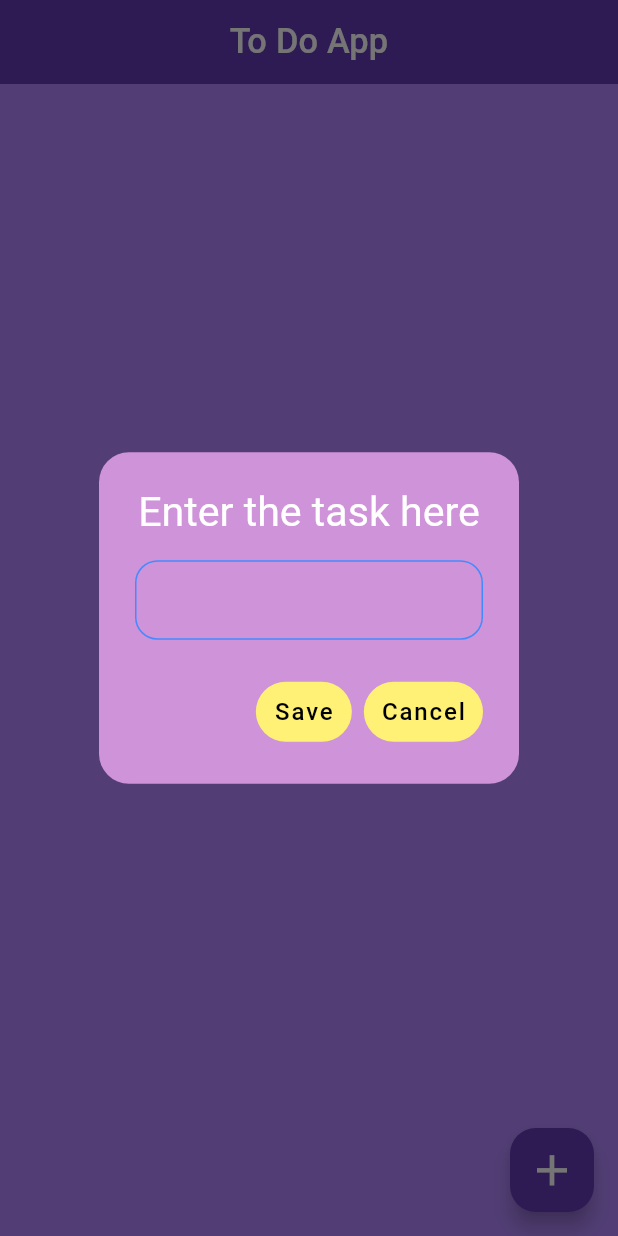
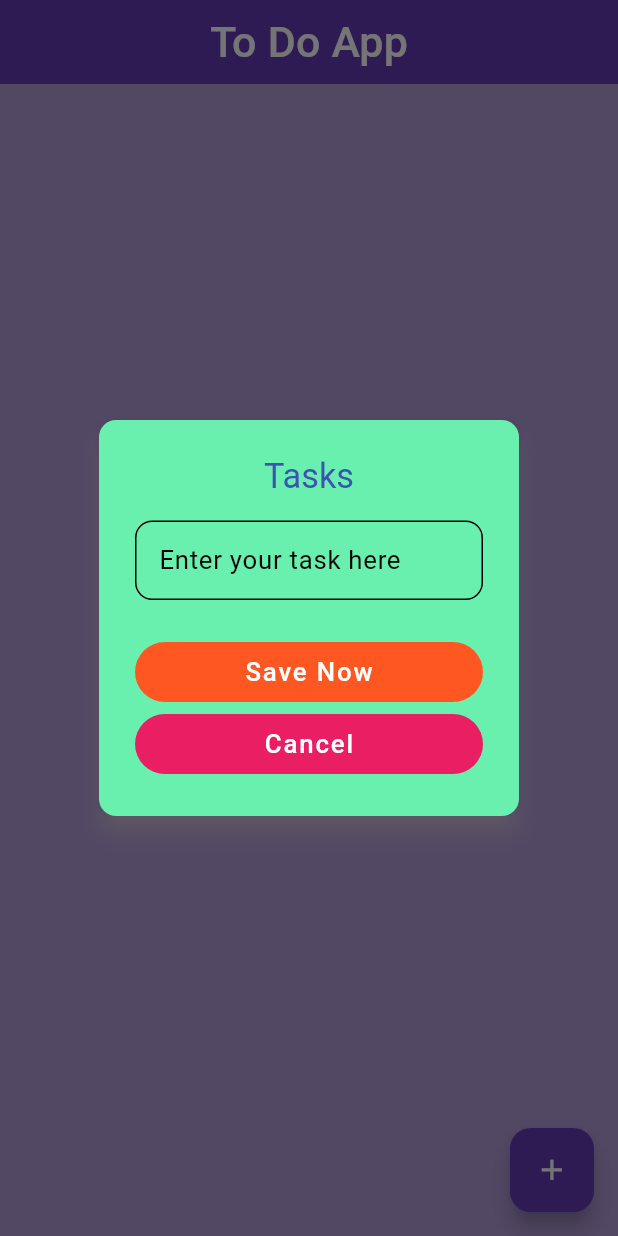
Before and after one commit to Gulshid/Flutter_do_to_App, a Flutter app: the screen it shows after launch, after a tap on the "add" icon, on a phone screen of 412 x 824 dp. Run offline on Flutter 3.47's test engine with Material 3 defaults, Android fonts, the phone set to English and light mode, and no system bars; our stand-ins replace flutter_screenutil, flutter_slidable, flutter_spinkit, google_fonts, hive, hive_flutter; accounts and stored records are empty; Roboto replaces fonts that are missing (Agbalumo).

Commit message:
To do app done Sucessfully---->

```diff
--- /dev/null
+++ b/flutter_to_do/lib/Data/Utills/Route_name.dart
@@ -0,0 +1,4 @@
+class Route_name {
+  static const String splash = 'splash screen';
+  static const String home = 'home Screen';
+}
--- a/flutter_to_do/lib/Data/Utills/Routes/Routes.dart
+++ b/flutter_to_do/lib/Data/Utills/Routes.dart
@@ -1,20 +1,20 @@
 import 'package:flutter/material.dart';
 import 'package:flutter/widgets.dart';
-import 'package:flutter_to_do/Data/Utills/Routes/Route_name.dart';
+import 'package:flutter_to_do/Data/Utills/Route_name.dart';
 import 'package:flutter_to_do/View_/Home_Screen.dart';
-import 'package:flutter_to_do/View_/Splash_Screen.dart';
+import 'package:flutter_to_do/View_/splash.dart';
 
 class Routes {
-  static Route<dynamic> generate_Route(RouteSettings settings) {
+  static Route<dynamic> generateRoute(RouteSettings settings) {
     switch (settings.name) {
-      case RouteName.Splash:
+      case Route_name.splash:
         {
           return MaterialPageRoute(
-            builder: (BuildContext context) => SplashScreen(),
+            builder: (BuildContext context) => Splash_Screen(),
           );
         }
 
-      case RouteName.home:
+      case Route_name.home:
         {
           return MaterialPageRoute(
             builder: (BuildContext context) => HomeScreen(),
@@ -26,7 +26,7 @@ class Routes {
           return MaterialPageRoute(
             builder:
                 (_) => Scaffold(
-                  body: Center(child: Text('no page route is available')),
+                  body: Center(child: Text('No Route Available...')),
                 ),
           );
         }
--- a/flutter_to_do/lib/Data/Utills/Routes/Route_name.dart
+++ /dev/null
@@ -1,4 +0,0 @@
-class RouteName {
-  static const String Splash = 'Splash';
-  static const String home = 'home';
-}
--- a/flutter_to_do/lib/Model_/TodoModel.dart
+++ /dev/null
@@ -1,13 +0,0 @@
-import 'package:hive/hive.dart';
-part 'TodoModel.g.dart';
-
-@HiveType(typeId: 0)
-class TodoModel extends HiveObject {
-  @HiveField(0)
-  String? task;
-
-  @HiveField(1)
-  bool? iscompleted;
-
-  TodoModel({required this.task, this.iscompleted = false});
-}
--- /dev/null
+++ b/flutter_to_do/lib/Model_/Todo_model.dart
@@ -0,0 +1,13 @@
+import 'package:hive_flutter/adapters.dart';
+part 'Todo_model.g.dart';
+
+@HiveType(typeId: 0)
+class TodoModel {
+  @HiveField(0)
+  String? task;
+
+  @HiveField(1)
+  bool? IsCompleted;
+
+  TodoModel({required this.task, this.IsCompleted = false});
+}
--- a/flutter_to_do/lib/View_/Home_Screen.dart
+++ b/flutter_to_do/lib/View_/Home_Screen.dart
@@ -1,12 +1,10 @@
 import 'package:flutter/material.dart';
 import 'package:flutter_screenutil/flutter_screenutil.dart';
-import 'package:flutter_to_do/View_model/To_do_provider.dart';
 import 'package:flutter_slidable/flutter_slidable.dart';
-// import 'package:flutter_to_do/Model_/todo_model.dart';
-// import 'package:flutter_to_do/View_model/To_do_provider.dart';
+import 'package:flutter_to_do/View_/dialog.dart';
+import 'package:flutter_to_do/View_model/Todo_Provider.dart';
 import 'package:google_fonts/google_fonts.dart';
 import 'package:provider/provider.dart';
-// import 'package:provider/provider.dart';
 
 class HomeScreen extends StatefulWidget {
   const HomeScreen({super.key});
@@ -18,45 +16,36 @@ class HomeScreen extends StatefulWidget {
 class _HomeScreenState extends State<HomeScreen> {
   @override
   Widget build(BuildContext context) {
-    final todoViewModel = Provider.of<ToDoProvider>(context);
+    final Todo = Provider.of<TodoProvider>(context);
     return Scaffold(
-      backgroundColor: Colors.deepPurpleAccent[100],
       appBar: AppBar(
         title: Text(
           'To Do App',
-          style: GoogleFonts.agbalumo(color: Colors.white, fontSize: 20.sp),
+          style: GoogleFonts.agbalumo(color: Colors.white, fontSize: 25.sp),
         ),
         centerTitle: true,
       ),
-      floatingActionButton: FloatingActionButton(
-        backgroundColor: Colors.deepPurple,
-        shape: RoundedRectangleBorder(
-          borderRadius: BorderRadius.circular(15.r),
-        ),
-        onPressed: () => _showAddTaskDialog(context),
-        child: Icon(Icons.add, color: Colors.white, size: 30.sp),
-      ),
+      backgroundColor: Colors.deepPurple[200],
       body: ListView.builder(
         padding: EdgeInsets.all(10),
-        itemCount: todoViewModel.todos.length,
+        itemCount: Todo.todo.length,
         itemBuilder: (context, index) {
-          final todo = todoViewModel.todos[index];
-
+          final val = Todo.todo[index];
           return Padding(
-            padding: const EdgeInsets.symmetric(vertical: 5),
+            padding: EdgeInsets.symmetric(vertical: 5),
             child: Slidable(
-              key: ValueKey(todo.task), // Unique key for animation
+              key: ValueKey(val.task),
               endActionPane: ActionPane(
-                motion: const StretchMotion(),
+                motion: StretchMotion(),
                 children: [
                   SlidableAction(
                     onPressed: (context) {
-                      todoViewModel.deleteTask(index);
+                      Todo.delete_task(index);
                     },
-                    borderRadius: BorderRadius.circular(10.r),
+                    icon: Icons.delete,
                     backgroundColor: Colors.red,
+                    borderRadius: BorderRadius.circular(8.r),
                     foregroundColor: Colors.white,
-                    icon: Icons.delete,
                     label: 'Delete',
                   ),
                 ],
@@ -65,18 +54,30 @@ class _HomeScreenState extends State<HomeScreen> {
                 height: 80.h,
                 width: double.infinity,
                 decoration: BoxDecoration(
-                  borderRadius: BorderRadius.circular(20),
-                  color: Colors.yellow.shade300,
+                  color: Colors.teal,
+                  borderRadius: BorderRadius.circular(10.r),
+                  boxShadow: [
+                    BoxShadow(
+                      color: Colors.grey,
+                      spreadRadius: 5,
+                      blurRadius: 3,
+                    ),
+                  ],
                 ),
                 child: Center(
                   child: ListTile(
                     leading: Checkbox(
-                      value: todo.iscompleted,
-                      onChanged: (_) => todoViewModel.toggleTask(index),
+                      checkColor: Colors.blue,
+                      activeColor: Colors.black,
+                      value: val.IsCompleted,
+                      onChanged: (_) => Todo.toggle(index),
                     ),
                     title: Text(
-                      todo.task.toString(),
-                      style: GoogleFonts.agbalumo(fontSize: 18.sp,color: Colors.black),
+                      val.task.toString(),
+                      style: GoogleFonts.agbalumo(
+                        fontSize: 20.sp,
+                        color: Colors.black,
+                      ),
                     ),
                   ),
                 ),
@@ -86,59 +87,13 @@ class _HomeScreenState extends State<HomeScreen> {
         },
       ),
 
-
-    );
-
-  }
-
-  void _showAddTaskDialog(BuildContext context) {
-    final TextEditingController _controller = TextEditingController();
-
-    showDialog(
-      context: context,
-      builder: (context) => AlertDialog(
-        backgroundColor: Colors.purple.shade200,
-        shape: RoundedRectangleBorder(borderRadius: BorderRadius.circular(20)),
-        title: Text("Enter the task here", textAlign: TextAlign.center),
-        content: TextField(
-          controller: _controller,
-          decoration: InputDecoration(
-            enabledBorder: OutlineInputBorder(
-              borderRadius: BorderRadius.circular(15),
-              borderSide: BorderSide(color: Colors.blueAccent),
-            ),
-            focusedBorder: OutlineInputBorder(
-              borderRadius: BorderRadius.circular(15),
-              borderSide: BorderSide(color: Colors.blue),
-            ),
-          ),
+      floatingActionButton: FloatingActionButton(
+        backgroundColor: Colors.deepPurple,
+        shape: RoundedRectangleBorder(
+          borderRadius: BorderRadius.circular(12.r),
         ),
-        actions: [
-          TextButton(
-            onPressed: () {
-              if (_controller.text.isNotEmpty) {
-                Provider.of<ToDoProvider>(context, listen: false)
-                    .addTask(_controller.text);
-                Navigator.pop(context);
-              }
-            },
-            child: Text("Save", style: TextStyle(color: Colors.black)),
-            style: ButtonStyle(
-              backgroundColor:
-                  // ignore: deprecated_member_use
-                  MaterialStateProperty.all(Colors.yellow.shade300),
-            ),
-          ),
-          TextButton(
-            onPressed: () => Navigator.pop(context),
-            child: Text("Cancel", style: TextStyle(color: Colors.black)),
-            style: ButtonStyle(
-              backgroundColor:
-                  // ignore: deprecated_member_use
-                  MaterialStateProperty.all(Colors.yellow.shade300),
-            ),
-          ),
-        ],
+        onPressed: () => dialoge(context),
+        child: Icon(Icons.add, color: Colors.white, size: 20.sp),
       ),
     );
   }
--- /dev/null
+++ b/flutter_to_do/lib/View_/dialog.dart
@@ -0,0 +1,85 @@
+import 'package:flutter/material.dart';
+import 'package:flutter_screenutil/flutter_screenutil.dart';
+import 'package:flutter_to_do/View_model/Todo_Provider.dart';
+import 'package:google_fonts/google_fonts.dart';
+import 'package:provider/provider.dart';
+
+void dialoge(BuildContext context) {
+  final TextEditingController _controller = TextEditingController();
+  showDialog(
+    context: context,
+    builder:
+        (context) => AlertDialog(
+          backgroundColor: Colors.greenAccent,
+          shape: RoundedRectangleBorder(
+            borderRadius: BorderRadius.circular(10.r),
+          ),
+          shadowColor: Colors.grey,
+          title: Text(
+            'Tasks',
+            style: GoogleFonts.agbalumo(color: Colors.indigo, fontSize: 20.sp),
+            textAlign: TextAlign.center,
+          ),
+
+          content: TextField(
+            style: GoogleFonts.agbalumo(color: Colors.black),
+            controller: _controller,
+            decoration: InputDecoration(
+              label: Text('Enter your task here'),
+              labelStyle: GoogleFonts.agbalumo(
+                color: Colors.black,
+                fontSize: 15.sp,
+              ),
+              border: OutlineInputBorder(
+                borderRadius: BorderRadius.circular(10.r),
+              ),
+
+              enabledBorder: OutlineInputBorder(
+                borderRadius: BorderRadius.circular(10.r),
+              ),
+
+              focusedBorder: OutlineInputBorder(
+                borderRadius: BorderRadius.circular(10.r),
+              ),
+            ),
+          ),
+
+          actions: [
+            //Textbutton for save task
+            TextButton(
+              onPressed: () {
+                if (_controller.text.isNotEmpty) {
+                  Provider.of<TodoProvider>(
+                    context,
+                    listen: false,
+                  ).add_task(_controller.text);
+                  Navigator.pop(context);
+                }
+              },
+              child: Center(
+                child: Text(
+                  'Save Now',
+                  style: GoogleFonts.agbalumo(
+                    color: Colors.white,
+                    fontSize: 15.sp,
+                  ),
+                ),
+              ),
+
+              style: ButtonStyle(
+                // ignore: deprecated_member_use
+                backgroundColor: MaterialStateProperty.all(Colors.deepOrange)
+              ),
+            ),
+
+            //Textbutton for cancel task
+            TextButton(
+              onPressed:()=> Navigator.pop(context),
+              child: Center(child: Text('Cancel',style:GoogleFonts.agbalumo(color: Colors.white,fontSize: 15.sp)),
+              ),
+              // ignore: deprecated_member_use
+              style: ButtonStyle(backgroundColor: MaterialStateProperty.all(Colors.pink)),)
+          ],
+        ),
+  );
+}
--- a/flutter_to_do/lib/View_/Splash_Screen.dart
+++ b/flutter_to_do/lib/View_/splash.dart
@@ -1,31 +1,29 @@
 import 'package:flutter/material.dart';
 import 'package:flutter_screenutil/flutter_screenutil.dart';
 import 'package:flutter_spinkit/flutter_spinkit.dart';
-import 'package:flutter_to_do/View_model/To_do_provider.dart';
+import 'package:flutter_to_do/View_model/Todo_Provider.dart';
 import 'package:google_fonts/google_fonts.dart';
 import 'package:provider/provider.dart';
 
-class SplashScreen extends StatefulWidget {
-  const SplashScreen({super.key});
+class Splash_Screen extends StatefulWidget {
+  const Splash_Screen({super.key});
 
   @override
-  State<SplashScreen> createState() => _SplashScreenState();
+  State<Splash_Screen> createState() => _Splash_ScreenState();
 }
 
-class _SplashScreenState extends State<SplashScreen> {
+class _Splash_ScreenState extends State<Splash_Screen> {
+  @override
   @override
   void initState() {
     super.initState();
-    //call the splash load function
     WidgetsBinding.instance.addPostFrameCallback((_) {
-      Provider.of<ToDoProvider>(context, listen: false).splash_load(context);
+      Provider.of<TodoProvider>(context, listen: false).splash_load(context);
     });
   }
 
-  @override
   Widget build(BuildContext context) {
     return Scaffold(
-      backgroundColor: Colors.white,
       body: Column(
         crossAxisAlignment: CrossAxisAlignment.center,
         mainAxisAlignment: MainAxisAlignment.spaceEvenly,
@@ -43,14 +41,14 @@ class _SplashScreenState extends State<SplashScreen> {
             child: Text(
               'To Do App',
               style: GoogleFonts.agbalumo(
+                fontSize: 30.sp,
                 color: Colors.blue,
-                fontSize: 30.sp,
                 fontWeight: FontWeight.bold,
               ),
             ),
           ),
-          SizedBox(height: 30.h),
-          SpinKitFadingCircle(color: Colors.blue, size: 50.sp),
+
+          SpinKitFadingCircle(color: Colors.blue, size: 60.sp),
         ],
       ),
     );
--- a/flutter_to_do/lib/View_model/To_do_provider.dart
+++ /dev/null
@@ -1,59 +0,0 @@
-import 'package:flutter/widgets.dart';
-import 'package:flutter_to_do/Data/Utills/Routes/Route_name.dart';
-import 'package:flutter_to_do/Model_/TodoModel.dart';
-
-import 'package:hive_flutter/adapters.dart';
-
-class ToDoProvider with ChangeNotifier {
-  //for loader function
-  //define the getter for loading
-  bool _isloading = false;
-  bool get isloading => _isloading;
-
-  //set the loader
-  void set_loading(bool value) {
-    _isloading = value;
-    notifyListeners();
-  }
-
-  //for splash screen time
-  void splash(BuildContext context) {
-    Future.delayed(Duration(seconds: 3), () {
-      Navigator.pushReplacementNamed(context, RouteName.home);
-    });
-  }
-
-  //splash load
-  void splash_load(BuildContext context) {
-    set_loading(true);
-    splash(context);
-    set_loading(false);
-  }
-
-  late Box<TodoModel> _todoBox;
-
-  ToDoProvider() {
-    _todoBox = Hive.box<TodoModel>('TODO'); // Ensure box is opened
-  }
-
-  List<TodoModel> get todos => _todoBox.values.toList();
-
-  void addTask(String task) {
-    _todoBox.add(TodoModel(task: task));
-    notifyListeners();
-  }
-
-  void toggleTask(int index) {
-    TodoModel todo = _todoBox.getAt(index)!;
-    _todoBox.putAt(
-      index,
-      TodoModel(task: todo.task, iscompleted: !todo.iscompleted!),
-    );
-    notifyListeners();
-  }
-
-  void deleteTask(int index) {
-    _todoBox.deleteAt(index);
-    notifyListeners();
-  }
-}
--- /dev/null
+++ b/flutter_to_do/lib/View_model/Todo_Provider.dart
@@ -0,0 +1,51 @@
+import 'package:flutter/material.dart';
+import 'package:flutter_to_do/Data/Utills/Route_name.dart';
+import 'package:flutter_to_do/Model_/Todo_model.dart';
+import 'package:hive/hive.dart';
+
+class TodoProvider extends ChangeNotifier {
+  bool _loading = false;
+  bool get loading => _loading;
+
+  void set_loading(bool value) {
+    _loading = value;
+    notifyListeners();
+  }
+
+  void splash(BuildContext context) {
+    Future.delayed(Duration(seconds: 3), () {
+      Navigator.pushReplacementNamed(context, Route_name.home);
+    });
+  }
+
+  void splash_load(BuildContext context) {
+    set_loading(true);
+    splash(context);
+    set_loading(false);
+  }
+
+  late Box<TodoModel> _todo;
+  TodoProvider() {
+    _todo = Hive.box<TodoModel>('TODO');
+  }
+
+  List<TodoModel> get todo => _todo.values.toList();
+  //function for add task
+  void add_task(String task) {
+    _todo.add(TodoModel(task: task));
+    notifyListeners();
+  }
+
+  //function for toggle
+  void toggle(int index) {
+    TodoModel t = _todo.getAt(index)!;
+    _todo.putAt(index, TodoModel(task: t.task, IsCompleted: !t.IsCompleted!));
+    notifyListeners();
+  }
+
+  //function for delete task
+  void delete_task(int index) {
+    _todo.deleteAt(index);
+    notifyListeners();
+  }
+}
--- a/flutter_to_do/lib/main.dart
+++ b/flutter_to_do/lib/main.dart
@@ -1,10 +1,10 @@
 import 'package:flutter/material.dart';
 import 'package:flutter_screenutil/flutter_screenutil.dart';
-import 'package:flutter_to_do/Data/Utills/Routes/Route_name.dart';
-import 'package:flutter_to_do/Data/Utills/Routes/Routes.dart';
-import 'package:flutter_to_do/Model_/TodoModel.dart';
-import 'package:flutter_to_do/View_model/To_do_provider.dart';
-// import 'package:hive/hive.dart';
+import 'package:flutter_to_do/Data/Utills/Route_name.dart';
+import 'package:flutter_to_do/Data/Utills/Routes.dart';
+import 'package:flutter_to_do/Model_/Todo_model.dart';
+import 'package:flutter_to_do/View_model/Todo_Provider.dart';
+import 'package:hive/hive.dart';
 import 'package:hive_flutter/adapters.dart';
 import 'package:provider/provider.dart';
 
@@ -29,14 +29,15 @@ class MyApp extends StatelessWidget {
       splitScreenMode: true,
       builder: (context, child) {
         return MultiProvider(
-          providers: [ChangeNotifierProvider(create: (_) => ToDoProvider())],
+          providers: [ChangeNotifierProvider(create: (_) => TodoProvider())],
 
           child: Builder(
             builder: (BuildContext context) {
               return MaterialApp(
                 debugShowCheckedModeBanner: false,
-                title: 'Flutter To do App',
+                title: 'To do App',
                 theme: ThemeData(
+                  applyElevationOverlayColor: true,
                   brightness: Brightness.light,
                   appBarTheme: AppBarTheme(color: Colors.deepPurple),
                   primarySwatch: Colors.blue,
@@ -45,9 +46,8 @@ class MyApp extends StatelessWidget {
                   ),
                 ),
 
-                // home:hello(),
-                initialRoute: RouteName.Splash,
-                onGenerateRoute: Routes.generate_Route,
+                initialRoute: Route_name.splash,
+                onGenerateRoute: Routes.generateRoute,
               );
             },
           ),
```
Also changed, not shown: flutter_to_do/lib/Model_/Todo_model.g.dart.
